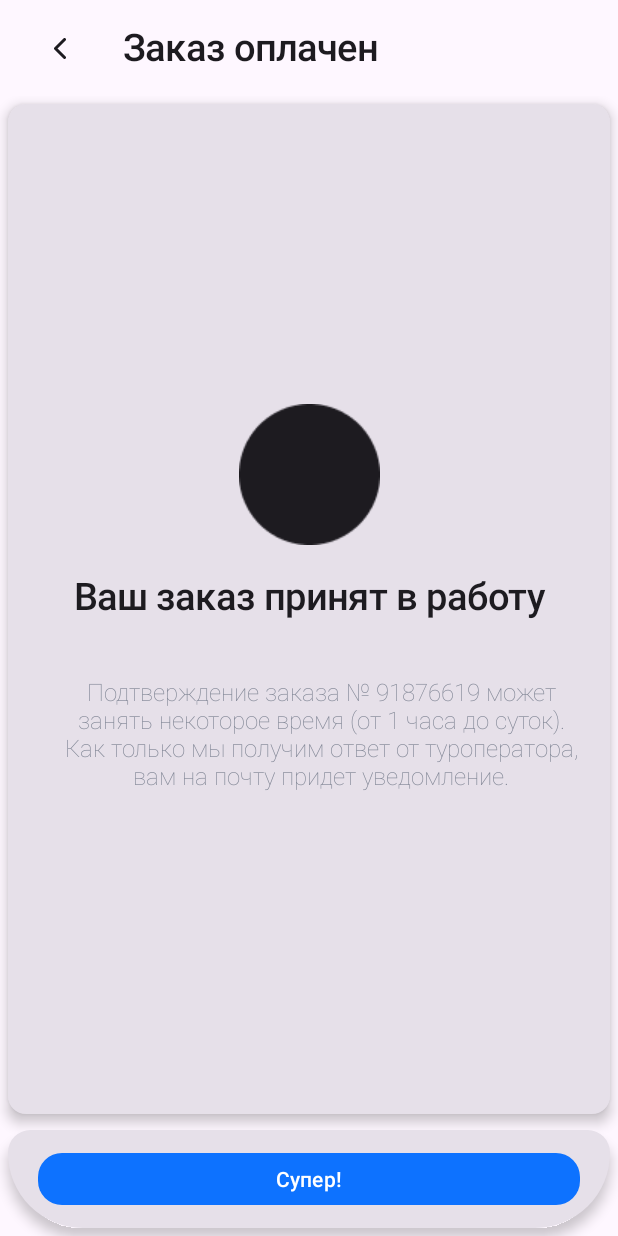
After one commit to LuckyHost/TestAPPHostel, an Android app built with Jetpack Compose: the Pay screen opened through its navigation route, on a phone screen of 412 x 824 dp. The commit adds this screen. Run offline under Robolectric (Android 15) with nearby library versions, the phone set to English and light mode, and no system bars; our stand-ins replace Dagger/Hilt's generated code; libraries missing offline, so code that uses them is left out: com.skydoves.sandwich; 1 statement that could not run was skipped.

Commit message:
End Project

```diff
--- a/app/src/main/java/com/example/testapphostel/present/MainActivity.kt
+++ b/app/src/main/java/com/example/testapphostel/present/MainActivity.kt
@@ -7,6 +7,7 @@ import androidx.navigation.*
 import androidx.navigation.compose.*
 import com.example.testapphostel.present.UI.*
 import com.example.testapphostel.present.UI.Hostel.*
+import com.example.testapphostel.present.UI.Pay.*
 import com.example.testapphostel.present.UI.Reserve.*
 import com.example.testapphostel.present.UI.Room.*
 import dagger.hilt.android.*
@@ -49,6 +50,7 @@ class MainActivity : ComponentActivity() {
                 }
 
                 composable("Pay"){
+                    Pay(viewModel,navController)
 
                 }
 
--- a/app/src/main/java/com/example/testapphostel/present/UI/Hostel/ItemHotel.kt
+++ b/app/src/main/java/com/example/testapphostel/present/UI/Hostel/ItemHotel.kt
@@ -233,7 +233,7 @@ fun ItemHotel(
                 modifier = Modifier
                     .fillMaxWidth(1f)
 //                    .fillMaxHeight(0.5f)
-                    .padding(top = 5.dp),
+                    .padding(top = 5.dp, bottom = 5.dp),
                 elevation = CardDefaults.cardElevation(5.dp)
             )
             {
@@ -424,7 +424,7 @@ fun ItemHotel(
             modifier = Modifier
                 .fillMaxWidth(1f)
 //                    .fillMaxHeight(0.5f)
-                .padding(top = 15.dp, bottom = 5.dp),
+                .padding(top = 5.dp, bottom = 5.dp),
             shape = RoundedCornerShape(bottomStart = 50.dp, bottomEnd = 50.dp, topEnd = 15.dp , topStart = 15.dp),
             elevation = CardDefaults.cardElevation(5.dp)
         )
--- /dev/null
+++ b/app/src/main/java/com/example/testapphostel/present/UI/Pay/Pay.kt
@@ -0,0 +1,173 @@
+package com.example.testapphostel.present.UI.Pay
+
+import androidx.compose.foundation.layout.*
+import androidx.compose.foundation.shape.*
+import androidx.compose.material3.*
+import androidx.compose.runtime.*
+import androidx.compose.ui.*
+import androidx.compose.ui.draw.*
+import androidx.compose.ui.graphics.*
+import androidx.compose.ui.platform.*
+import androidx.compose.ui.res.*
+import androidx.compose.ui.text.font.*
+import androidx.compose.ui.text.style.*
+import androidx.compose.ui.unit.*
+import androidx.navigation.*
+import com.example.testapphostel.R
+import com.example.testapphostel.present.*
+import com.example.testapphostel.present.UI.theme.*
+import kotlin.random.*
+
+@OptIn(ExperimentalMaterial3Api::class)
+@Composable
+fun Pay(viewModel: ViewModel, navController: NavHostController) {
+    Scaffold(
+        topBar = {
+            TopAppBar(
+
+                title = {
+                    Row(
+                        horizontalArrangement = Arrangement.Center,
+                        verticalAlignment = Alignment.CenterVertically
+                    ) {
+
+
+                        IconButton(onClick = { navController.popBackStack() }) {
+                            Icon(
+                                painterResource(id = R.drawable.vector_55),
+                                contentDescription = null,
+                                modifier = Modifier.rotate(180f)
+                            )
+                        }
+                        Text(
+                            text = "Заказ оплачен",
+                            fontSize = 25.sp,
+                            fontWeight = FontWeight.SemiBold,
+                            modifier = Modifier
+                                .padding(start = 18.dp)
+                        )
+
+
+                    }
+                }
+            )
+        }
+    )
+    {
+
+        Box(
+            Modifier
+                .padding(it)
+                .fillMaxSize(1f)
+        )
+        {
+
+            Column {
+                Card(
+                    modifier = Modifier
+                        .fillMaxHeight(0.9f)
+                        .padding(5.dp)
+                        .fillMaxWidth(),
+                    elevation = CardDefaults.cardElevation(5.dp)
+                )
+                {
+                    Column(modifier = Modifier.fillMaxSize()) {
+                        Spacer(modifier = Modifier.height(200.dp))
+                        Box(
+                            modifier = Modifier.fillMaxWidth(),
+                            contentAlignment = Alignment.Center
+                        )
+                        {
+                            Icon(
+                                painter = painterResource(id = R.drawable.frame_610),
+                                contentDescription = null
+                            )
+
+                        }
+                        Box(
+                            modifier = Modifier
+                                .fillMaxWidth()
+                                .padding(20.dp),
+                            contentAlignment = Alignment.Center
+                        )
+                        {
+
+                            Text(
+                                text = "Ваш заказ принят в работу",
+                                fontSize = 25.sp, fontWeight = FontWeight.Medium
+                            )
+                        }
+                        Box(
+                            modifier = Modifier
+                                .fillMaxWidth()
+                                .padding(20.dp),
+                            contentAlignment = Alignment.Center
+                        )
+                        {
+                            Text(
+                                text = "Подтверждение заказа № ${Random.nextLong(55555,99999999)} может занять некоторое время (от 1 часа до суток). Как только мы получим ответ от туроператора, вам на почту придет уведомление.",
+                                fontSize = 16.sp,
+                                textAlign = TextAlign.Center,
+                                fontWeight = FontWeight.ExtraLight,
+                                modifier = Modifier
+                                    .padding(start = 16.dp),
+                                color = Gray
+                            )
+                        }
+                    }
+                }
+
+
+                Card(
+                    modifier = Modifier
+                        .fillMaxWidth()
+//                    .fillMaxHeight(0.5f)
+                        .padding(5.dp),
+                    shape = RoundedCornerShape(
+                        bottomStart = 50.dp,
+                        bottomEnd = 50.dp,
+                        topEnd = 15.dp,
+                        topStart = 15.dp
+                    ),
+                    elevation = CardDefaults.cardElevation(5.dp)
+                )
+                {
+                    Box(
+                        modifier = Modifier
+                            .fillMaxWidth()
+                            .height(100.dp)
+                            .padding(start = 20.dp, end = 20.dp, top = 15.dp, bottom = 15.dp),
+                        contentAlignment = Alignment.Center
+                    )
+                    {
+                        val customShape = RoundedCornerShape(
+                            topStart = 16.dp,
+                            topEnd = 16.dp,
+                            bottomStart = 16.dp,
+                            bottomEnd = 16.dp
+                        )
+
+                        val customColors = ButtonDefaults.buttonColors(
+                            containerColor = Blue,
+                            contentColor = Color.White
+                        )
+
+                        Button(modifier = Modifier
+                            .fillMaxWidth()
+                            .fillMaxHeight(),
+                            shape = customShape,
+                            colors = customColors,
+                            onClick = {navController.popBackStack("Hotel",false) }
+                        )
+                        {
+                            Text(
+                                text = "Супер!"
+                            )
+
+                        }
+                    }
+                }
+            }
+        }
+    }
+}
--- a/app/src/main/java/com/example/testapphostel/present/ViewModel.kt
+++ b/app/src/main/java/com/example/testapphostel/present/ViewModel.kt
@@ -56,4 +56,9 @@ open class ViewModel @Inject constructor(
 
         }.join()
     }
+
+     fun putDataList(list: List<Person>)
+    {       //отправка листа
+
+    }
 }
```
Also changed, not shown: app/src/main/java/com/example/testapphostel/present/UI/Reserve/ItemPerson.kt (+7 -7 lines), app/src/main/java/com/example/testapphostel/present/UI/Reserve/Reserve.kt (renamed from app/src/main/java/com/example/testapphostel/present/UI/Reserve/ItemReserve.kt, +38 -26 lines), app/src/main/res/drawable/frame_610.png (added).
